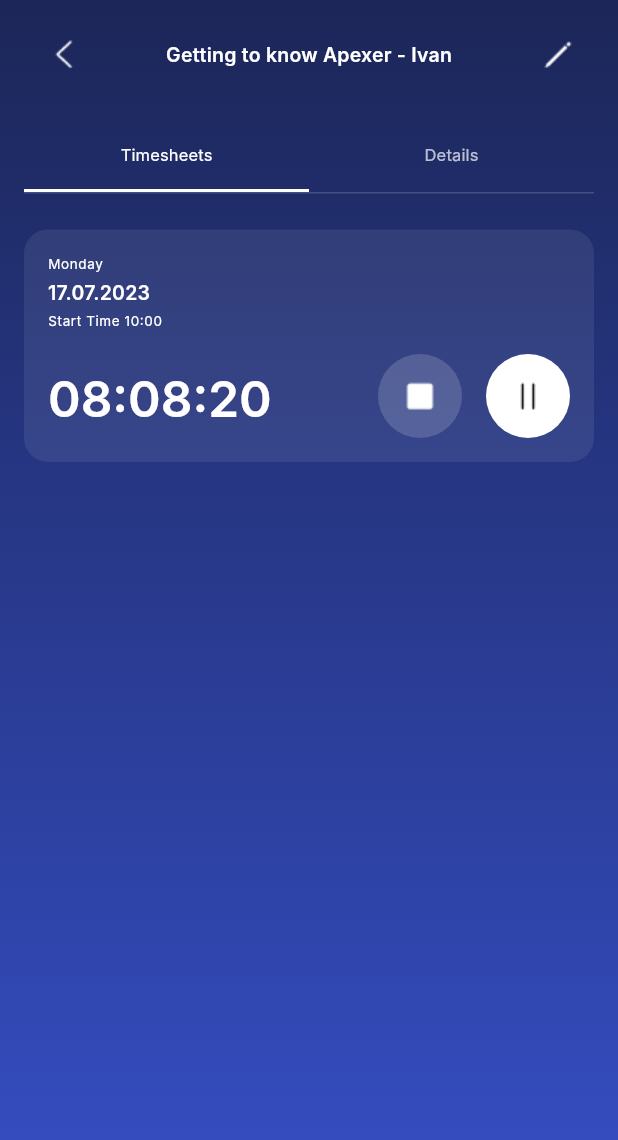
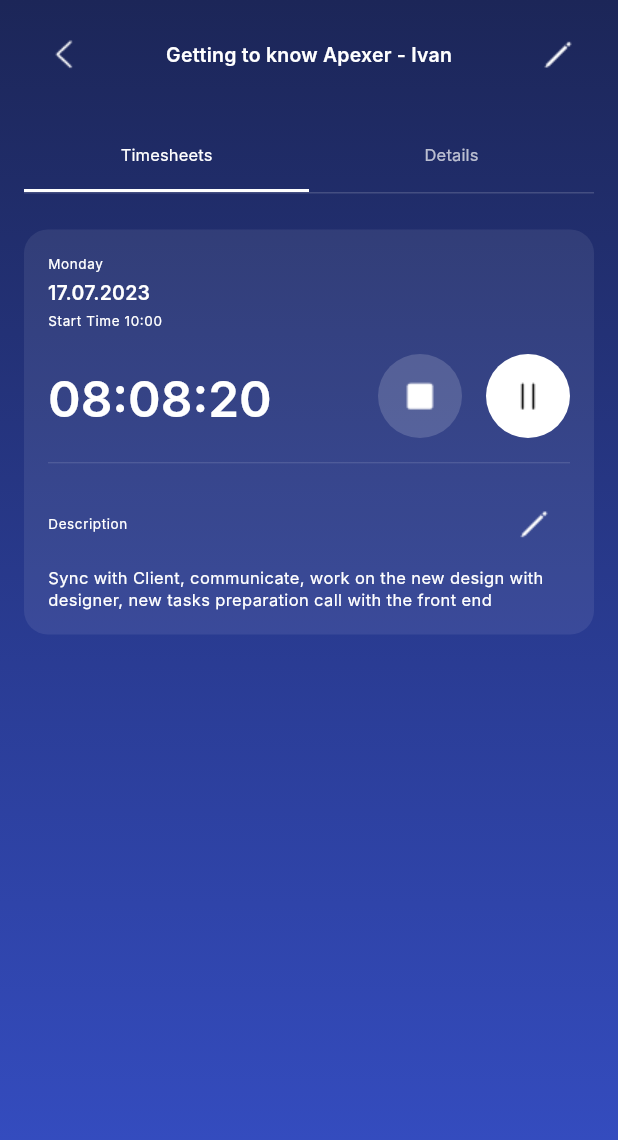
Before and after one commit to AlexEduV/apexive_test_timers_flutter, a Flutter app: the TaskDetailsPage screen opened by its route, on a phone screen of 412 x 824 dp. Shown: the top 1140 px of the screen. Run offline on Flutter 3.47's test engine with Material 2 defaults, Android fonts, the phone set to English and light mode, and no system bars; Roboto replaces fonts that are missing (Inter).

Commit message:
added a description block to task detail;

```diff
--- a/apexive_senior_flutter_engineer_timers_test/lib/pages/task_details_page.dart
+++ b/apexive_senior_flutter_engineer_timers_test/lib/pages/task_details_page.dart
@@ -179,12 +179,47 @@ class _TaskDetailsPageState extends State<TaskDetailsPage> {
                           iconSource: 'assets/images/pause-1.png',
                           onButtonPressed: onPauseButtonPressed,
                         ),
-
-
                       ],
                     ),
                   ],
                 ),
+
+                const SizedBox(height: 16.0,),
+
+                //Description section
+                Divider(height: 1, color: Colors.white.withOpacity(.16),),
+
+                const SizedBox(height: 16.0,),
+
+                Row(
+                  mainAxisAlignment: MainAxisAlignment.spaceBetween,
+                  children: [
+                    Text(
+                      'Description',
+                      style: TypographyStyles.getBodySmall(),
+                    ),
+
+                    IconButton(
+                      onPressed: onEditDescriptionButtonPressed,
+                      icon: Image.asset(
+                        'assets/images/pencil.png',
+                        height: 24,
+                        width: 24,
+                        color: Colors.white,
+                      ),
+                    ),
+                  ],
+                ),
+
+                const SizedBox(height: 4.0,),
+
+                Text(
+                  'Sync with Client, communicate, '
+                  'work on the new design with designer, '
+                  'new tasks preparation call with the front end',
+                  style: TypographyStyles.getBodyMedium(),
+                )
+
               ],
             ),
           ),
@@ -227,4 +262,8 @@ class _TaskDetailsPageState extends State<TaskDetailsPage> {
 
   }
 
+  void onEditDescriptionButtonPressed() {
+
+  }
+
 }
```
